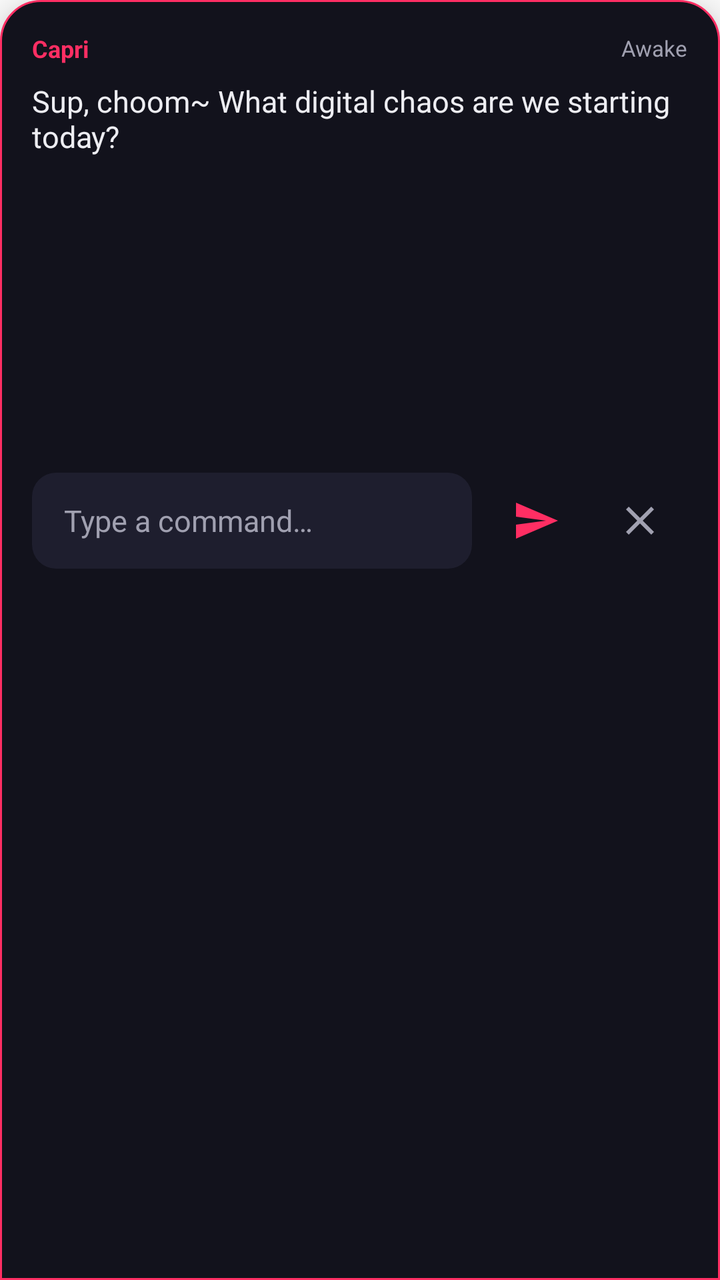
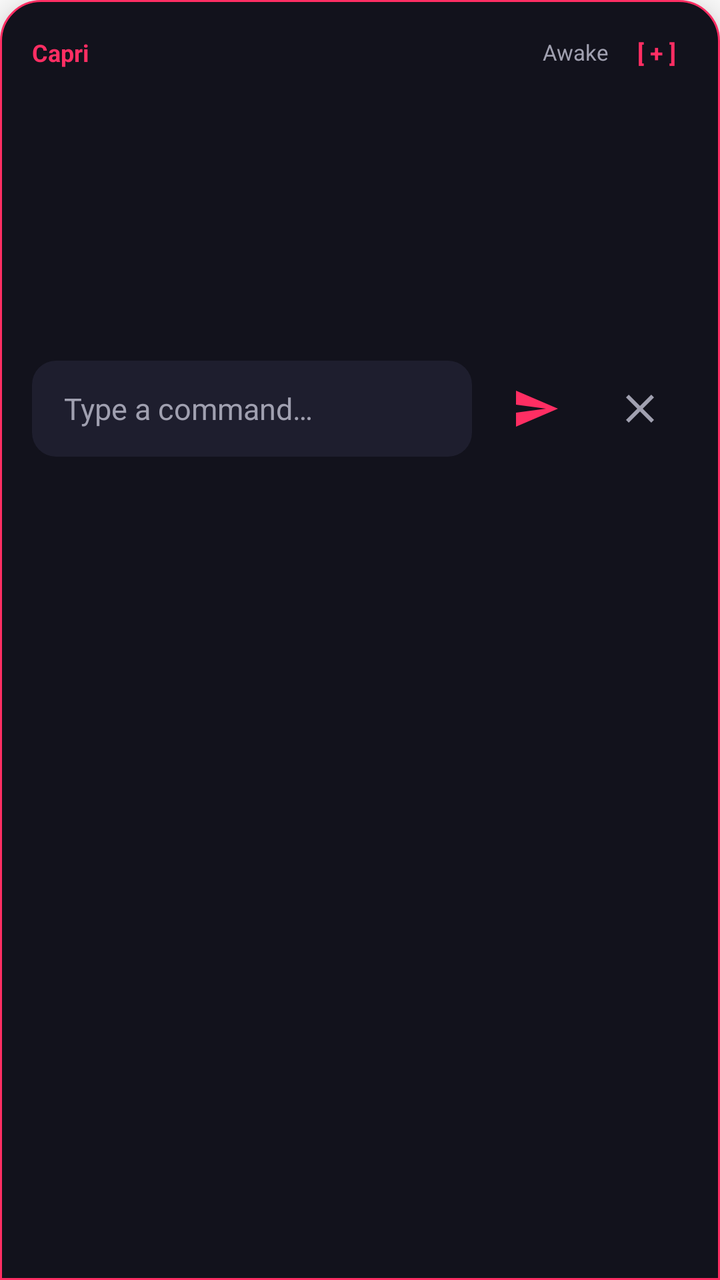

Two renders of the same Android screen: before a commit and after it. Below are the layout's source before the change and the commit's diff.
<!-- AndroidManifest.xml: application theme Theme.Capri -->
<!-- res/layout/chat_expanded.xml -->
<?xml version="1.0" encoding="utf-8"?>
<LinearLayout xmlns:android="http://schemas.android.com/apk/res/android"
    android:id="@+id/chat_root"
    android:layout_width="match_parent"
    android:layout_height="wrap_content"
    android:background="@drawable/bg_chat_window"
    android:elevation="12dp"
    android:orientation="vertical"
    android:padding="16dp">

    <RelativeLayout
        android:layout_width="match_parent"
        android:layout_height="wrap_content"
        android:layout_marginBottom="8dp">

        <TextView
            android:layout_width="wrap_content"
            android:layout_height="wrap_content"
            android:layout_alignParentStart="true"
            android:layout_centerVertical="true"
            android:text="@string/app_name"
            android:textColor="@color/accent_red_pink"
            android:textSize="12sp"
            android:textStyle="bold" />

        <TextView
            android:id="@+id/status_indicator"
            android:layout_width="wrap_content"
            android:layout_height="wrap_content"
            android:layout_alignParentEnd="true"
            android:layout_centerVertical="true"
            android:text="@string/status_awake"
            android:textColor="@color/text_secondary"
            android:textSize="11sp" />
    </RelativeLayout>

    <ScrollView
        android:id="@+id/chat_scroll"
        android:layout_width="match_parent"
        android:layout_height="180dp"
        android:layout_marginBottom="8dp"
        android:fillViewport="true">

        <LinearLayout
            android:id="@+id/chat_history_container"
            android:layout_width="match_parent"
            android:layout_height="wrap_content"
            android:orientation="vertical">

            <TextView
                android:id="@+id/response_text"
                android:layout_width="match_parent"
                android:layout_height="wrap_content"
                android:textColor="@color/text_primary"
                android:textSize="15sp"
                android:text="Sup, choom~ What digital chaos are we starting today?" />

        </LinearLayout>
    </ScrollView>

    <LinearLayout
        android:id="@+id/thinking_container"
        android:layout_width="wrap_content"
        android:layout_height="wrap_content"
        android:layout_gravity="center_horizontal"
        android:layout_marginTop="4dp"
        android:layout_marginBottom="4dp"
        android:gravity="center_vertical"
        android:orientation="horizontal"
        android:visibility="gone">

        <ProgressBar
            android:id="@+id/thinking"
            android:layout_width="28dp"
            android:layout_height="28dp"
            android:indeterminateTint="@color/accent_red_pink" />

        <TextView
            android:id="@+id/thinking_text"
            android:layout_width="wrap_content"
            android:layout_height="wrap_content"
            android:layout_marginStart="8dp"
            android:textColor="@color/text_secondary"
            android:textSize="13sp" />
    </LinearLayout>

    <LinearLayout
        android:layout_width="match_parent"
        android:layout_height="wrap_content"
        android:layout_marginTop="8dp"
        android:gravity="center_vertical"
        android:orientation="horizontal">

        <EditText
            android:id="@+id/input_text"
            android:layout_width="0dp"
            android:layout_height="wrap_content"
            android:layout_weight="1"
            android:background="@drawable/bg_input_field"
            android:hint="@string/type_a_command"
            android:imeOptions="actionSend"
            android:inputType="text"
            android:minHeight="48dp"
            android:paddingStart="16dp"
            android:paddingEnd="16dp"
            android:textColor="@color/text_primary"
            android:textColorHint="@color/text_secondary"
            android:textSize="15sp" />

        <ImageButton
            android:id="@+id/send"
            android:layout_width="48dp"
            android:layout_height="48dp"
            android:layout_marginStart="8dp"
            android:background="?android:attr/selectableItemBackgroundBorderless"
            android:contentDescription="@string/send"
            android:src="@drawable/ic_send" />

        <ImageButton
            android:id="@+id/close"
            android:layout_width="48dp"
            android:layout_height="48dp"
            android:layout_marginStart="4dp"
            android:background="?android:attr/selectableItemBackgroundBorderless"
            android:contentDescription="@string/close"
            android:src="@drawable/ic_close" />
    </LinearLayout>

</LinearLayout>
<!-- resources referenced by this layout -->
<resources>
  <color name="accent_red_pink">#FF2E63</color>
  <color name="text_primary">#EDEDF2</color>
  <color name="text_secondary">#A0A0B0</color>
  <!-- drawable bg_chat_window (drawable) -->
  <?xml version="1.0" encoding="utf-8"?>
  <shape xmlns:android="http://schemas.android.com/apk/res/android"
      android:shape="rectangle">
      <solid android:color="@color/chat_bg" />
      <corners
          android:topLeftRadius="20dp"
          android:topRightRadius="20dp"
          android:bottomLeftRadius="0dp"
          android:bottomRightRadius="0dp" />
      <stroke
          android:width="1dp"
          android:color="@color/accent_red_pink" />
  </shape>
  <!-- drawable bg_input_field (drawable) -->
  <?xml version="1.0" encoding="utf-8"?>
  <shape xmlns:android="http://schemas.android.com/apk/res/android"
      android:shape="rectangle">
      <solid android:color="@color/input_bg" />
      <corners android:radius="12dp" />
  </shape>
  <!-- drawable ic_close (drawable) -->
  <?xml version="1.0" encoding="utf-8"?>
  <vector xmlns:android="http://schemas.android.com/apk/res/android"
      android:width="24dp"
      android:height="24dp"
      android:viewportWidth="24"
      android:viewportHeight="24">
      <path
          android:fillColor="@color/text_secondary"
          android:pathData="M19,6.41L17.59,5L12,10.59L6.41,5L5,6.41L10.59,12L5,17.59L6.41,19L12,13.41L17.59,19L19,17.59L13.41,12z"/>
  </vector>
  <!-- drawable ic_send (drawable) -->
  <?xml version="1.0" encoding="utf-8"?>
  <vector xmlns:android="http://schemas.android.com/apk/res/android"
      android:width="24dp"
      android:height="24dp"
      android:viewportWidth="24"
      android:viewportHeight="24">
      <path
          android:fillColor="@color/accent_red_pink"
          android:pathData="M2.01,21L23,12L2.01,3L2,10l15,2l-15,2z"/>
  </vector>
  <string name="app_name">Capri</string>
  <string name="close">Close</string>
  <string name="send">Send</string>
  <string name="status_awake">Awake</string>
  <string name="type_a_command">Type a command…</string>
  <style name="Theme.Capri" parent="Theme.MaterialComponents.DayNight.NoActionBar">
          
          <item name="colorPrimary">@color/accent_red_pink</item>
          <item name="colorPrimaryVariant">@color/bubble_bg</item>
          <item name="colorOnPrimary">@color/white</item>
          
          <item name="colorSecondary">@color/accent_red_pink</item>
          <item name="colorSecondaryVariant">@color/accent_red_pink</item>
          <item name="colorOnSecondary">@color/white</item>
          <item name="android:statusBarColor">@color/bubble_bg</item>
      </style>
  <color name="chat_bg">#12121C</color>
  <color name="input_bg">#1E1E2E</color>
  <color name="bubble_bg">#14141F</color>
  <color name="white">#FFFFFFFF</color>
</resources>

<!-- the commit's change to res/layout/chat_expanded.xml (unified diff, before → after) -->
@@ -23,21 +23,43 @@
             android:textSize="12sp"
             android:textStyle="bold" />
 
-        <TextView
-            android:id="@+id/status_indicator"
+        <LinearLayout
             android:layout_width="wrap_content"
             android:layout_height="wrap_content"
             android:layout_alignParentEnd="true"
             android:layout_centerVertical="true"
-            android:text="@string/status_awake"
-            android:textColor="@color/text_secondary"
-            android:textSize="11sp" />
+            android:gravity="center_vertical"
+            android:orientation="horizontal">
+
+            <TextView
+                android:id="@+id/status_indicator"
+                android:layout_width="wrap_content"
+                android:layout_height="wrap_content"
+                android:layout_marginEnd="8dp"
+                android:text="@string/status_awake"
+                android:textColor="@color/text_secondary"
+                android:textSize="11sp" />
+
+            <TextView
+                android:id="@+id/btn_expand"
+                android:layout_width="wrap_content"
+                android:layout_height="wrap_content"
+                android:background="?android:attr/selectableItemBackground"
+                android:paddingStart="6dp"
+                android:paddingEnd="6dp"
+                android:paddingTop="2dp"
+                android:paddingBottom="2dp"
+                android:text="[ + ]"
+                android:textColor="@color/accent_red_pink"
+                android:textSize="12sp"
+                android:textStyle="bold" />
+        </LinearLayout>
     </RelativeLayout>
 
     <ScrollView
         android:id="@+id/chat_scroll"
         android:layout_width="match_parent"
-        android:layout_height="180dp"
+        android:layout_height="120dp"
         android:layout_marginBottom="8dp"
         android:fillViewport="true">
 
@@ -46,14 +68,6 @@
             android:layout_width="match_parent"
             android:layout_height="wrap_content"
             android:orientation="vertical">
-
-            <TextView
-                android:id="@+id/response_text"
-                android:layout_width="match_parent"
-                android:layout_height="wrap_content"
-                android:textColor="@color/text_primary"
-                android:textSize="15sp"
-                android:text="Sup, choom~ What digital chaos are we starting today?" />
 
         </LinearLayout>
     </ScrollView>
